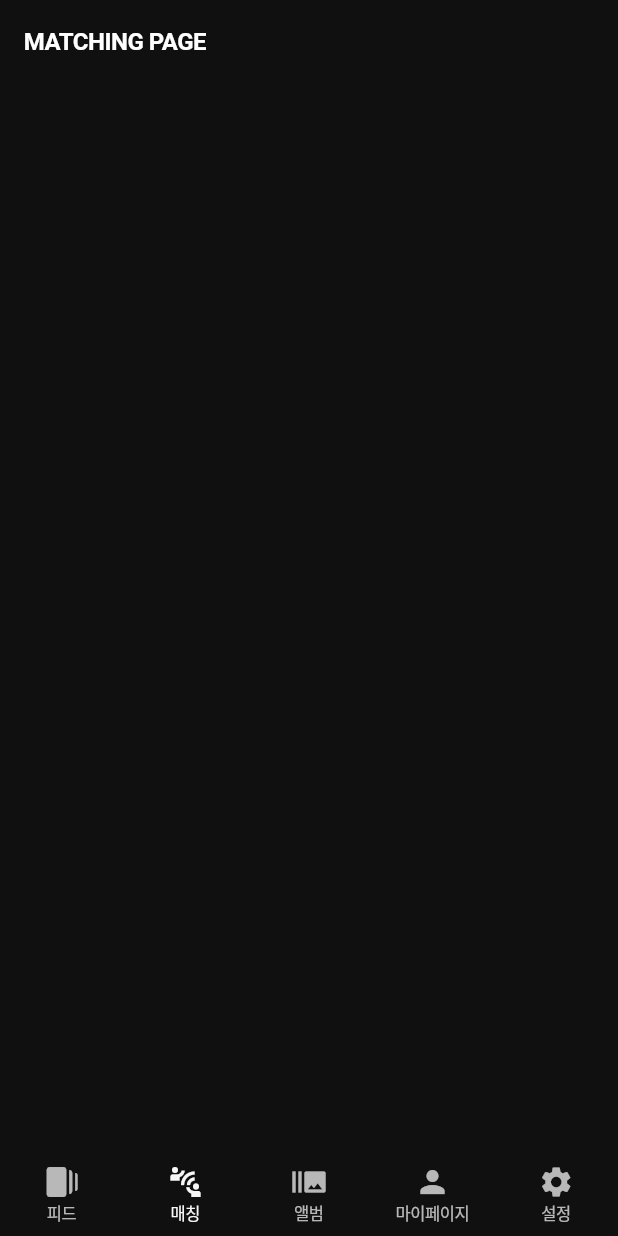
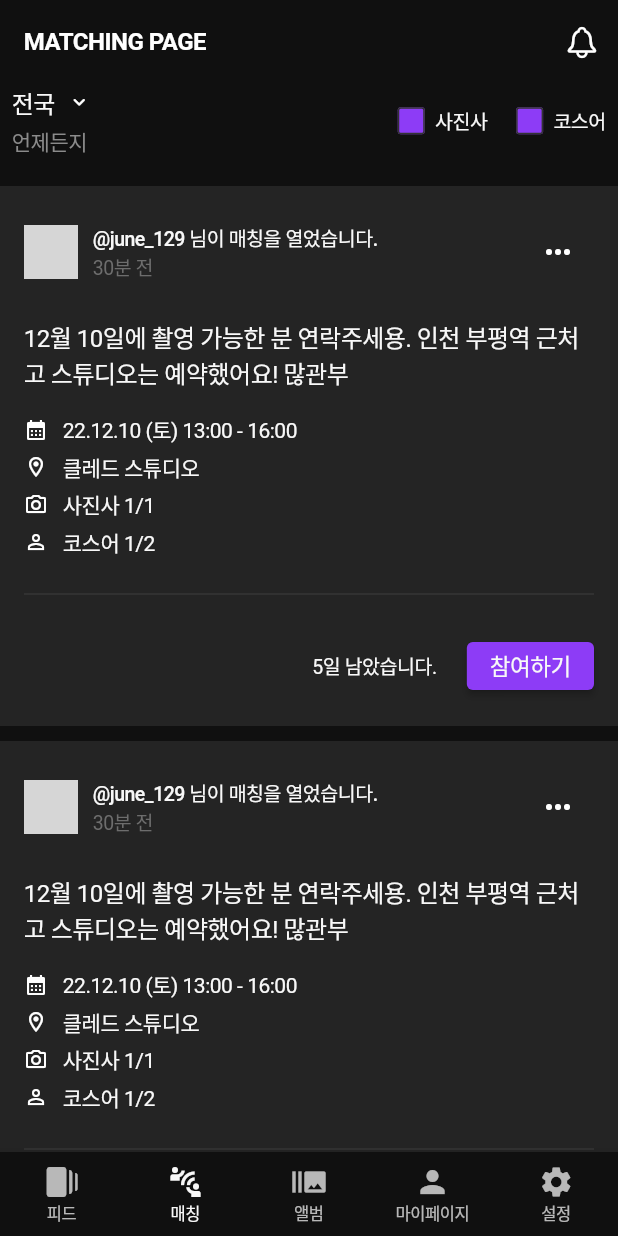
Before and after one commit to cos-quare/cosquare-app, a Flutter app: the MatchingPage screen opened by its route, on a phone screen of 412 x 824 dp. Run offline on Flutter 3.47's test engine with Material 2 defaults, Android fonts, the light colour scheme and no system bars; our stand-ins replace equatable, flutter_riverpod, go_router, logger; network calls fail; Roboto replaces fonts that are missing (Pretendard); grey boxes are pictures that could not be loaded.

Commit message:
Upt. Matching Tap Main

```diff
--- /dev/null
+++ b/lib/components/widgets/card.dart
@@ -0,0 +1,88 @@
+import 'package:cosquare_app/theme/style/colors.dart';
+import 'package:flutter/material.dart';
+
+class MatchingCard extends StatelessWidget {
+  const MatchingCard({
+    Key? key,
+  }) : super(key: key);
+
+  @override
+  Widget build(BuildContext context) {
+    return Padding(
+      padding: const EdgeInsets.symmetric(vertical: 5.0),
+      child: Container(
+        // height: 400,
+        color: kCosGray800,
+        child: Padding(
+          padding: const EdgeInsets.only(top: 20.0, left: 16.0, right: 16.0, bottom: 16.0),
+          child: Column(
+            crossAxisAlignment: CrossAxisAlignment.start,
+            children: [
+              Row(
+                children: [
+                  CircleAvatar(
+                    radius: 18,
+                    backgroundImage: NetworkImage(
+                        "https://www.personality-insights.com/wp-content/uploads/2017/12/default-profile-pic-e1513291410505.jpg"),
+                  ),
+                  SizedBox(width: 10),
+                  Column(
+                    crossAxisAlignment: CrossAxisAlignment.start,
+                    children: [
+                      Text.rich(
+                        TextSpan(
+                          text: '@june_129',
+                          style: TextStyle(fontWeight: FontWeight.w500),
+                          children: [
+                            TextSpan(text: ' 님이 매칭을 열었습니다.'),
+                          ],
+                        ),
+                      ),
+                      Text('30분 전', style: TextStyle(color: kCosGray500)),
+                    ],
+                  ),
+                  const Spacer(),
+                  IconButton(onPressed: () {}, icon: Icon(Icons.more_horiz_rounded)),
+                ],
+              ),
+              SizedBox(height: 20),
+              Text('12월 10일에 촬영 가능한 분 연락주세용. 인천 부평역 근처고 스튜디오는 예약했어요! 많관부', style: TextStyle(fontSize: 16)),
+              SizedBox(height: 16),
+              textIconWidget(icon: Icons.calendar_month, text: '22.12.10 (토) 13:00 - 16:00'),
+              SizedBox(height: 4),
+              textIconWidget(icon: Icons.location_on_outlined, text: '클레드 스튜디오'),
+              SizedBox(height: 4),
+              textIconWidget(icon: Icons.camera_alt_outlined, text: '사진사 1/1'),
+              SizedBox(height: 4),
+              textIconWidget(icon: Icons.person_outline, text: '코스어 1/2'),
+              SizedBox(height: 16),
+              Divider(),
+              SizedBox(height: 16),
+              Row(
+                children: [
+                  const Spacer(),
+                  Text('5일 남았습니다.'),
+                  SizedBox(width: 20),
+                  ElevatedButton(
+                    onPressed: () {},
+                    child: Text('참여하기'),
+                  )
+                ],
+              ),
+            ],
+          ),
+        ),
+      ),
+    );
+  }
+
+  Row textIconWidget({required IconData icon, required String text}) {
+    return Row(
+      children: [
+        Icon(icon, size: 16),
+        SizedBox(width: 10),
+        Text(text, style: TextStyle(fontSize: 14)),
+      ],
+    );
+  }
+}
--- /dev/null
+++ b/lib/components/widgets/filter.dart
@@ -0,0 +1,82 @@
+import 'package:cosquare_app/theme/style/colors.dart';
+import 'package:cosquare_app/theme/widgets/check_box.dart';
+import 'package:flutter/material.dart';
+
+class MatchingFilter extends StatefulWidget {
+  const MatchingFilter({
+    Key? key,
+  }) : super(key: key);
+
+  @override
+  State<MatchingFilter> createState() => _MatchingFilterState();
+}
+
+class _MatchingFilterState extends State<MatchingFilter> {
+  bool isCosplayer = false;
+  bool isPhotographer = false;
+
+  @override
+  Widget build(BuildContext context) {
+    return Padding(
+      padding: const EdgeInsets.only(bottom: 14.0, left: 8.0, right: 8.0),
+      child: Row(
+        mainAxisAlignment: MainAxisAlignment.spaceBetween,
+        children: [
+          locationSelect(),
+          roleSelect(),
+        ],
+      ),
+    );
+  }
+
+  Row roleSelect() {
+    return Row(
+      children: [
+        checkRole(myRole: isPhotographer, role: "사진사"),
+        SizedBox(width: 20),
+        checkRole(myRole: isCosplayer, role: "코스어"),
+      ],
+    );
+  }
+
+  InkWell locationSelect() {
+    return InkWell(
+      child: Column(
+        crossAxisAlignment: CrossAxisAlignment.start,
+        children: [
+          Row(children: [
+            Text('전국', style: TextStyle(fontSize: 16)),
+            SizedBox(width: 8),
+            Icon(
+              Icons.keyboard_arrow_down_rounded,
+              size: 16,
+            )
+          ]),
+          SizedBox(height: 4),
+          Text(
+            "언제든지",
+            style: TextStyle(fontSize: 14, color: kCosGray400),
+          )
+        ],
+      ),
+    );
+  }
+
+  /// TODO : Not Working
+  Row checkRole({required bool myRole, required String role}) {
+    return Row(
+      children: [
+        Checkbox(
+          value: myRole,
+          onChanged: (value) {
+            setState(() {
+              myRole = !myRole;
+            });
+          },
+        ).backgroundColor(),
+        SizedBox(width: 8),
+        Text(role),
+      ],
+    );
+  }
+}
--- /dev/null
+++ b/lib/enum/role_type.dart
@@ -0,0 +1,13 @@
+enum RoleType {
+  photographer('사진사'),
+  cosplayer('코스어');
+
+  final String value;
+
+  const RoleType(this.value);
+
+  @override
+  String toString() {
+    return value;
+  }
+}
--- a/lib/screens/auth/email_authentication_page.dart
+++ b/lib/screens/auth/email_authentication_page.dart
@@ -1,5 +1,6 @@
 import 'package:cosquare_app/theme/style/text_style.dart';
 import 'package:cosquare_app/components/app_bar.dart';
+import 'package:cosquare_app/theme/widgets/elevated_button.dart';
 import 'package:flutter/material.dart';
 import 'package:flutter_riverpod/flutter_riverpod.dart';
 import 'package:go_router/go_router.dart';
@@ -40,7 +41,7 @@ class _EmailAuthenticationPageState extends ConsumerState<EmailAuthenticationPag
               child: const Text(
                 '시작하기',
               ),
-            )
+            ).h50()
           ],
         ),
       ),
--- a/lib/screens/auth/find_password_page.dart
+++ b/lib/screens/auth/find_password_page.dart
@@ -2,6 +2,7 @@ import 'package:cosquare_app/screens/auth/email_authentication_page.dart';
 import 'package:cosquare_app/theme/style/text_style.dart';
 import 'package:cosquare_app/components/app_bar.dart';
 import 'package:cosquare_app/components/text_form_field.dart';
+import 'package:cosquare_app/theme/widgets/elevated_button.dart';
 import 'package:flutter/material.dart';
 import 'package:flutter_riverpod/flutter_riverpod.dart';
 import 'package:go_router/go_router.dart';
@@ -62,7 +63,7 @@ class _FindPasswordPageState extends ConsumerState<FindPasswordPage> {
               ElevatedButton(
                 child: Text('이메일 전송'),
                 onPressed: () => context.replace(EmailAuthenticationPage.routeLocation),
-              ),
+              ).h50(),
             ],
           ),
         ),
--- a/lib/screens/auth/login_page.dart
+++ b/lib/screens/auth/login_page.dart
@@ -6,6 +6,7 @@ import 'package:cosquare_app/theme/style/colors.dart';
 import 'package:cosquare_app/theme/style/text_style.dart';
 import 'package:cosquare_app/theme/widgets/check_box.dart';
 import 'package:cosquare_app/components/text_form_field.dart';
+import 'package:cosquare_app/theme/widgets/elevated_button.dart';
 import 'package:flutter/material.dart';
 import 'package:flutter_riverpod/flutter_riverpod.dart';
 import 'package:go_router/go_router.dart';
@@ -110,7 +111,7 @@ class _LoginPageState extends ConsumerState<LoginPage> {
                   child: const Text(
                     '로그인',
                   ),
-                ),
+                ).h50(),
                 SizedBox(height: 12),
                 Row(
                   mainAxisAlignment: MainAxisAlignment.center,
@@ -168,7 +169,7 @@ class _LoginPageState extends ConsumerState<LoginPage> {
                   style: ElevatedButton.styleFrom(
                     backgroundColor: const Color(0xffE8CF3F),
                   ),
-                ),
+                ).h50(),
                 SizedBox(height: 12),
                 ElevatedButton(
                   onPressed: () => ref
@@ -193,7 +194,7 @@ class _LoginPageState extends ConsumerState<LoginPage> {
                   style: ElevatedButton.styleFrom(
                     backgroundColor: const Color(0xffE2E2E2),
                   ),
-                ),
+                ).h50(),
                 SizedBox(height: 28),
               ],
             ),
--- a/lib/screens/auth/sign_up_complete_page.dart
+++ b/lib/screens/auth/sign_up_complete_page.dart
@@ -1,6 +1,7 @@
 import 'package:cosquare_app/screens/auth/login_page.dart';
 import 'package:cosquare_app/theme/style/text_style.dart';
 import 'package:cosquare_app/components/app_bar.dart';
+import 'package:cosquare_app/theme/widgets/elevated_button.dart';
 import 'package:flutter/material.dart';
 import 'package:flutter_riverpod/flutter_riverpod.dart';
 import 'package:go_router/go_router.dart';
@@ -36,7 +37,7 @@ class _SignUpCompletePageState extends ConsumerState<SignUpCompletePage> {
                 child: const Text(
                   '시작하기',
                 ),
-              )
+              ).h50()
             ],
           ),
         )));
--- a/lib/screens/auth/sign_up_page.dart
+++ b/lib/screens/auth/sign_up_page.dart
@@ -3,6 +3,7 @@ import 'package:cosquare_app/theme/style/colors.dart';
 import 'package:cosquare_app/theme/style/text_style.dart';
 import 'package:cosquare_app/components/app_bar.dart';
 import 'package:cosquare_app/components/text_form_field.dart';
+import 'package:cosquare_app/theme/widgets/elevated_button.dart';
 import 'package:flutter_riverpod/flutter_riverpod.dart';
 import 'package:go_router/go_router.dart';
 import 'package:flutter/material.dart';
@@ -126,7 +127,7 @@ class _SignUpPageState extends ConsumerState<SignUpPage> {
                 ElevatedButton(
                   onPressed: () => context.replace(SignUpCompletePage.routeLocation),
                   child: Text('회원가입'),
-                ),
+                ).h50(),
                 SizedBox(height: 10),
                 Text.rich(TextSpan(
                   text: '회원가입 시 Costarica 서비스 ',
--- a/lib/screens/home/matching_page.dart
+++ b/lib/screens/home/matching_page.dart
@@ -1,3 +1,6 @@
+import 'package:cosquare_app/components/widgets/card.dart';
+import 'package:cosquare_app/components/widgets/filter.dart';
+import 'package:flutter/cupertino.dart';
 import 'package:flutter/material.dart';
 import 'package:flutter_riverpod/flutter_riverpod.dart';
 
@@ -13,12 +16,27 @@ class _MatchingPageState extends ConsumerState<MatchingPage> {
   @override
   Widget build(BuildContext context) {
     return Scaffold(
-      appBar: AppBar(title: const Text("MATCHING PAGE")),
+      appBar: AppBar(
+        title: const Text("MATCHING PAGE"),
+        actions: [IconButton(onPressed: () {}, icon: Icon(CupertinoIcons.bell))],
+      ),
       body: Center(
         child: Column(
-          mainAxisAlignment: MainAxisAlignment.center,
+          mainAxisAlignment: MainAxisAlignment.start,
           crossAxisAlignment: CrossAxisAlignment.center,
-          children: [],
+          children: [
+            MatchingFilter(),
+            Expanded(
+              child: ListView(
+                children: [
+                  MatchingCard(),
+                  MatchingCard(),
+                  MatchingCard(),
+                  MatchingCard(),
+                ],
+              ),
+            ),
+          ],
         ),
       ),
     );
--- a/lib/screens/home/setting_page.dart
+++ b/lib/screens/home/setting_page.dart
@@ -1,4 +1,5 @@
 import 'package:cosquare_app/providers/proivders.dart';
+import 'package:cosquare_app/theme/widgets/elevated_button.dart';
 import 'package:flutter/material.dart';
 import 'package:flutter_riverpod/flutter_riverpod.dart';
 
@@ -25,7 +26,7 @@ class _SettingPageState extends ConsumerState<SettingPage> {
                 ref.read(authProvider.notifier).signOut();
               },
               child: const Text("Logout"),
-            ),
+            ).h50(),
           ],
         ),
       ),
--- a/lib/theme/theme.dart
+++ b/lib/theme/theme.dart
@@ -15,7 +15,9 @@ ThemeData _buildCosTheme() {
     inputDecorationTheme: customTheme.buildInputDecorationTheme,
     checkboxTheme: customTheme.buildCosCheckBoxTheme,
     elevatedButtonTheme: ElevatedButtonThemeData(
-      style: ButtonStyle(minimumSize: MaterialStateProperty.all(Size(Size.infinite.width, 50))),
+      style: ButtonStyle(
+          backgroundColor: MaterialStateProperty.all<Color>(kCosPurple500),
+          minimumSize: MaterialStateProperty.all<Size>(Size(52, 32))),
     ),
   );
 }
--- /dev/null
+++ b/lib/theme/widgets/elevated_button.dart
@@ -0,0 +1,11 @@
+import 'package:flutter/material.dart';
+
+extension ElevatedButtonExtension on ElevatedButton {
+  Widget h50({double width = double.infinity}) {
+    return Container(
+      width: width,
+      height: 50,
+      child: this,
+    );
+  }
+}
```
